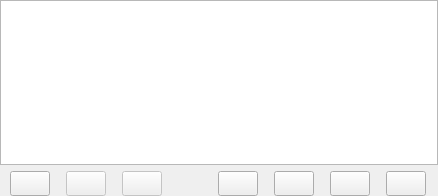
This is forms/widget_detectors.ui in usnistgov/qpx-gamma as Qt 5 draws it before an edit. The edited form follows.
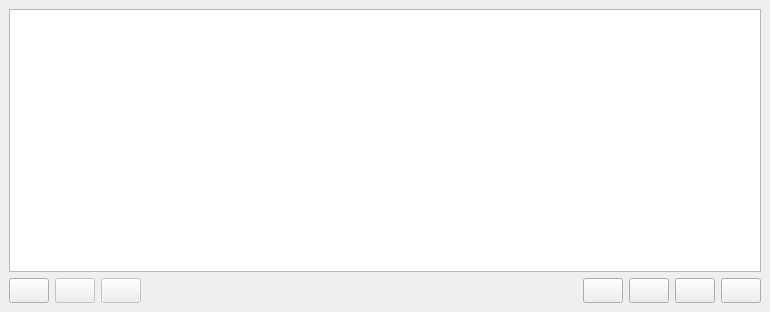
This is the edited form. Icons and pictures are not drawn.

The edit to the form file:
```diff
--- a/forms/widget_detectors.ui
+++ b/forms/widget_detectors.ui
@@ -6,8 +6,8 @@
    <rect>
     <x>0</x>
     <y>0</y>
-    <width>438</width>
-    <height>196</height>
+    <width>770</width>
+    <height>312</height>
    </rect>
   </property>
   <property name="sizePolicy">
@@ -31,16 +31,16 @@
   </property>
   <layout class="QGridLayout" name="gridLayout">
    <property name="leftMargin">
-    <number>0</number>
+    <number>9</number>
    </property>
    <property name="topMargin">
-    <number>0</number>
+    <number>9</number>
    </property>
    <property name="rightMargin">
-    <number>0</number>
+    <number>9</number>
    </property>
    <property name="bottomMargin">
-    <number>0</number>
+    <number>9</number>
    </property>
    <property name="horizontalSpacing">
     <number>6</number>
@@ -48,7 +48,7 @@
    <item row="1" column="0">
     <widget class="QTableView" name="tableDetectorDB">
      <property name="sizePolicy">
-      <sizepolicy hsizetype="Preferred" vsizetype="Preferred">
+      <sizepolicy hsizetype="Preferred" vsizetype="MinimumExpanding">
        <horstretch>0</horstretch>
        <verstretch>0</verstretch>
       </sizepolicy>
@@ -64,7 +64,7 @@
    <item row="2" column="0">
     <layout class="QHBoxLayout" name="horizontalLayout_46">
      <property name="sizeConstraint">
-      <enum>QLayout::SetNoConstraint</enum>
+      <enum>QLayout::SetMaximumSize</enum>
      </property>
      <item>
       <widget class="QPushButton" name="pushNew">
@@ -192,7 +192,7 @@
         <enum>Qt::Horizontal</enum>
        </property>
        <property name="sizeType">
-        <enum>QSizePolicy::Minimum</enum>
+        <enum>QSizePolicy::MinimumExpanding</enum>
        </property>
        <property name="sizeHint" stdset="0">
         <size>
```
